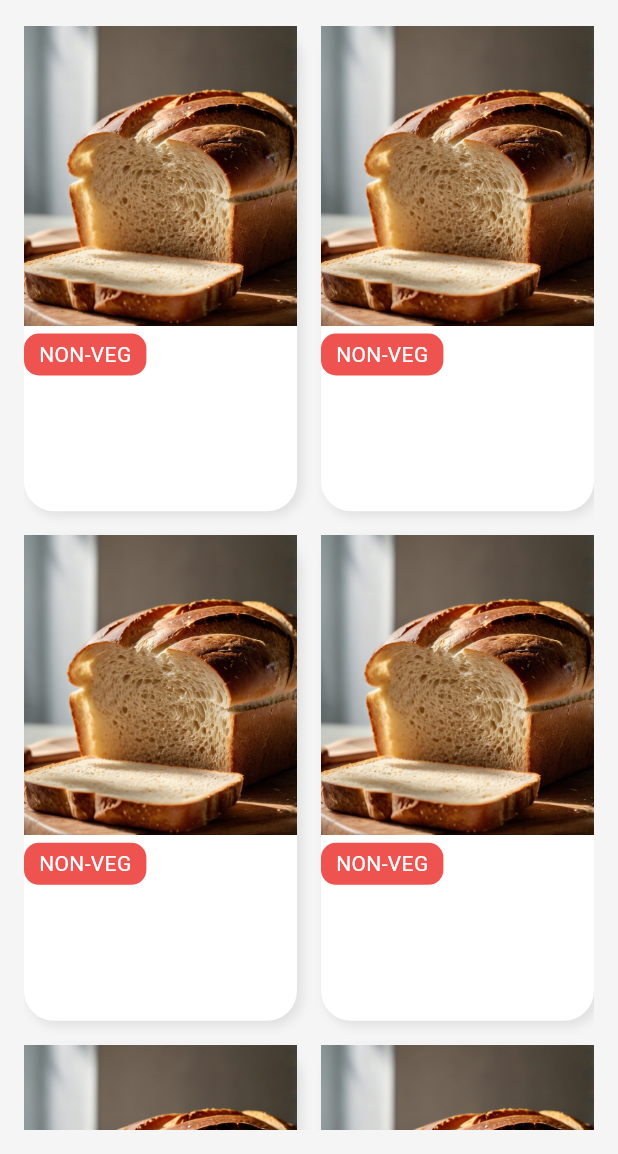
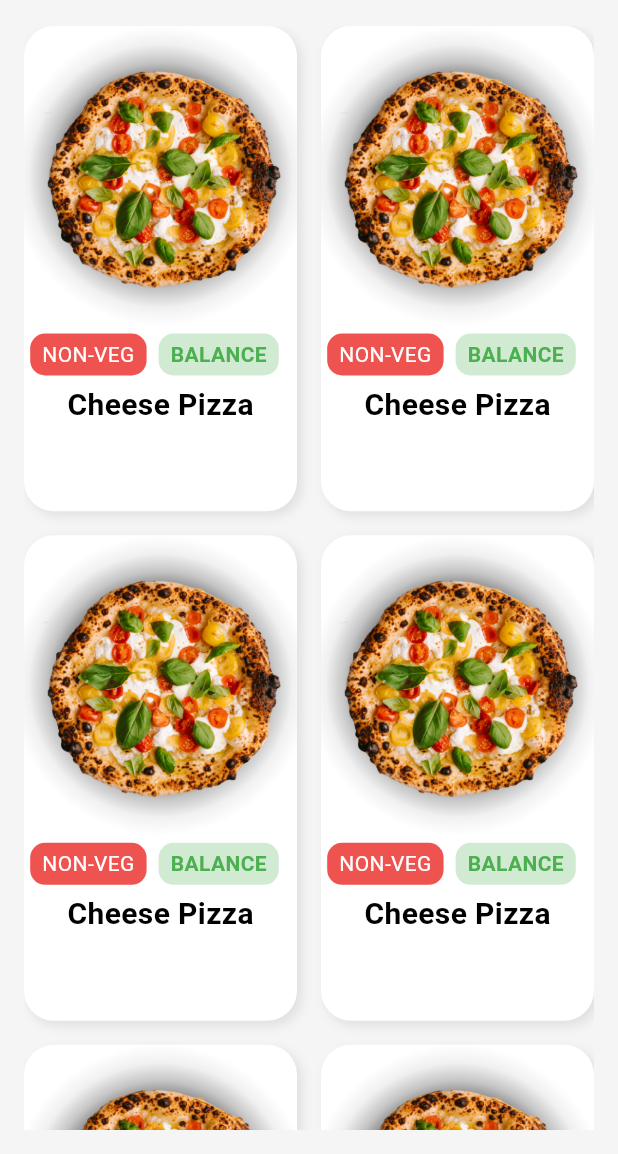
Before and after one commit to prasad-xma/BakeEase, a Flutter app: the screen it shows once a user with an empty profile is signed in, on a phone screen of 412 x 824 dp, the part 82-1236 px from its top. Run offline on Flutter 3.47's test engine with Material 3 defaults, Android fonts, the phone set to English and light mode, and no system bars; our stand-ins replace bloc, cloud_firestore, equatable, firebase_auth, firebase_core, flutter_bloc and 1 more; accounts and stored records are empty.

Commit message:
update: modify home screen layout and item display

```diff
--- a/bakeease/lib/screens/home/views/home_screen.dart
+++ b/bakeease/lib/screens/home/views/home_screen.dart
@@ -68,14 +68,18 @@ class HomeScreen extends StatelessWidget {
                       // color: Colors.amberAccent,
                     ),
                     child: Image.asset(
-                      'assets/Leonardo.jpg',
+                      'assets/1.png',
                       fit: BoxFit.cover,
 
                     ),
                   ),
 
                   Row(
+                    mainAxisAlignment: MainAxisAlignment.center,
+                    crossAxisAlignment: CrossAxisAlignment.center,
+
                     children: [
+                      // non-veg container
                       Container(
                         margin: EdgeInsets.only(right: 8.0, top: 5.0),
                         decoration: BoxDecoration(
@@ -84,18 +88,52 @@ class HomeScreen extends StatelessWidget {
 
                         ),
                         child: Padding(
-                          padding: const EdgeInsets.symmetric(horizontal: 10, vertical: 4),
+                          padding: const EdgeInsets.symmetric(horizontal: 8, vertical: 4),
                           child: Text(
                             "NON-VEG",
                             style: TextStyle(
                               color: Colors.white,
+                            ),
+                          ),
+                        ),
+                      ),
 
+                      // balance container
+                      Container(
+                        margin: EdgeInsets.only(right: 8.0, top: 5.0),
+                        decoration: BoxDecoration(
+                          borderRadius: BorderRadius.circular(10.0),
+                          color: Colors.green.withAlpha(65),
+
+                        ),
+                        child: Padding(
+                          padding: const EdgeInsets.symmetric(horizontal: 8, vertical: 4),
+                          child: Text(
+                            "BALANCE",
+                            style: TextStyle(
+                              color: Colors.green,
+                              fontWeight: FontWeight.bold
                             ),
                           ),
                         ),
                       )
                     ],
                   ),
+
+                  // item name
+                  Center(
+                    child: Padding(
+                      padding: const EdgeInsets.symmetric(vertical: 5),
+                      child: Text(
+                        'Cheese Pizza',
+                        style: TextStyle(
+                          fontSize: 20,
+                          fontWeight: FontWeight.bold
+                        ),
+
+                      ),
+                    ),
+                  )
                 ],
               ),
             );
```
